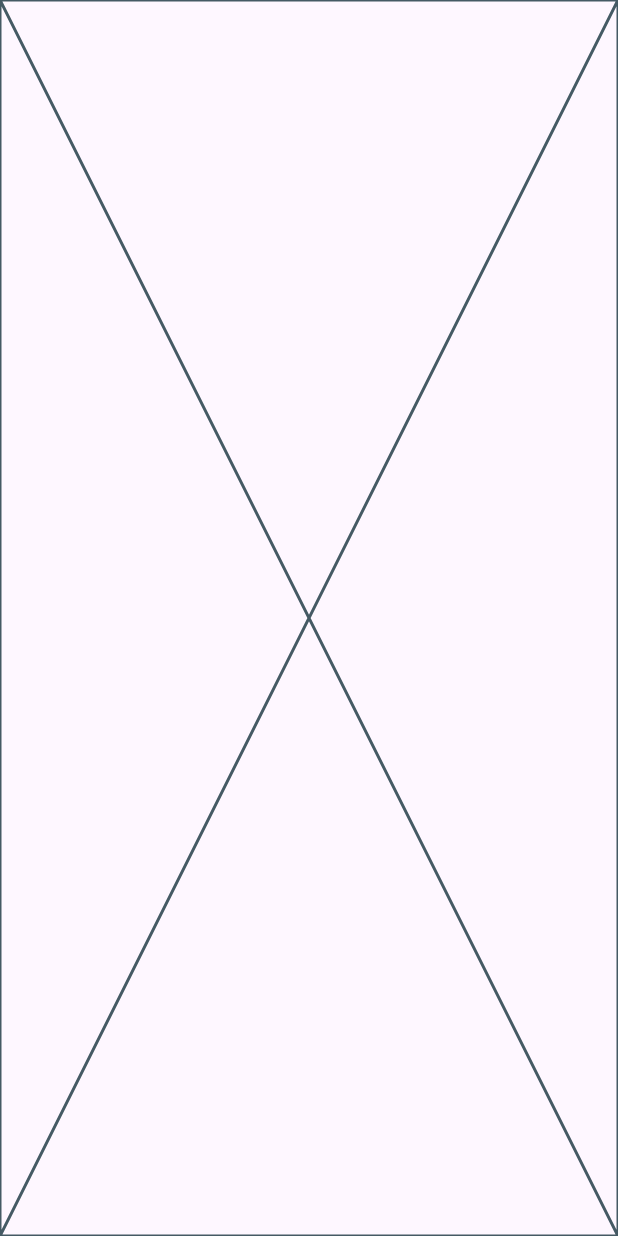
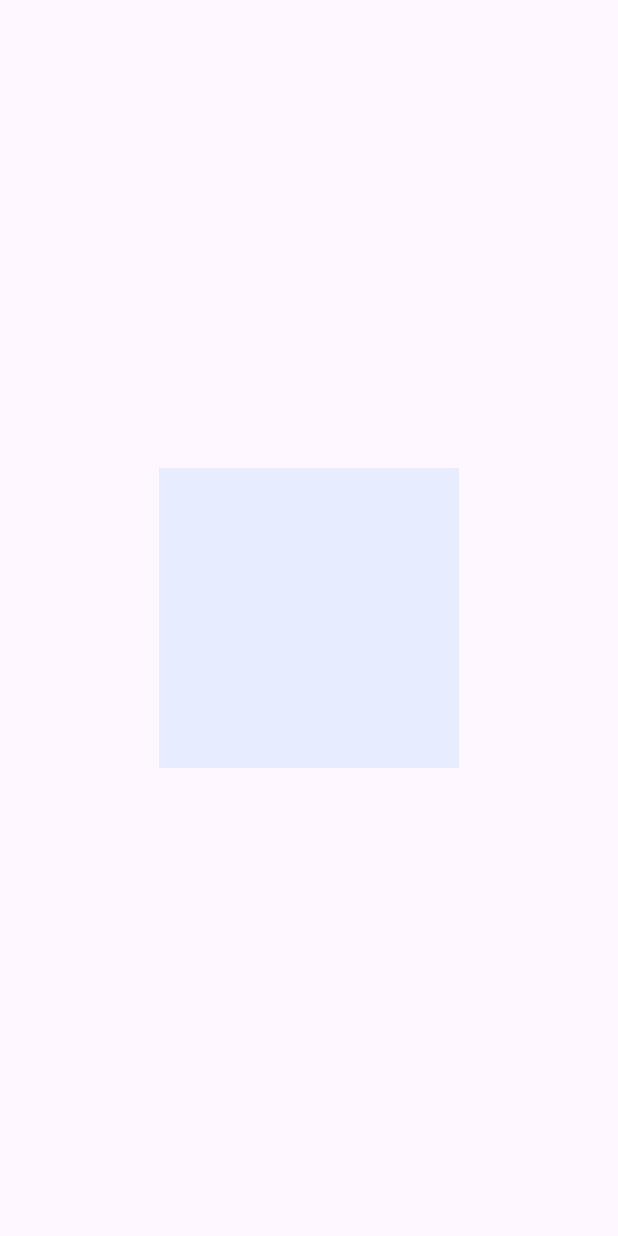
Before and after one commit to Roshan-Barkane/flutter_widgets_of_the_day, a Flutter app: the screen it shows after launch, on a phone screen of 412 x 824 dp. Run offline on Flutter 3.47's test engine with Material 3 defaults, Android fonts, the phone set to English and light mode, and no system bars.

Commit message:
used AnimationBuilder with tween class and chiled are opacity in container

```diff
--- a/lib/pages/animationedBuilder.dart
+++ b/lib/pages/animationedBuilder.dart
@@ -11,7 +11,9 @@ class _AnimatedBuilderWidgetState extends State<AnimatedBuilderWidget> {
   @override
   Widget build(BuildContext context) {
     return const Scaffold(
-      body: AnimatedBuilderFunction(),
+      body: Center(
+        child: AnimatedBuilderFunction(),
+      ),
     );
   }
 }
@@ -24,9 +26,42 @@ class AnimatedBuilderFunction extends StatefulWidget {
       _AnimatedBuilderFunctionState();
 }
 
-class _AnimatedBuilderFunctionState extends State<AnimatedBuilderFunction> {
+class _AnimatedBuilderFunctionState extends State<AnimatedBuilderFunction>
+    with SingleTickerProviderStateMixin {
+  late AnimationController _controller;
+  late Animation<double> _animation;
+  @override
+  void initState() {
+    // TODO: implement initState
+    super.initState();
+    _controller =
+        AnimationController(duration: const Duration(seconds: 2), vsync: this);
+
+    _animation = Tween<double>(begin: 0, end: 1).animate(_controller);
+    _controller.repeat(reverse: true);
+  }
+
+  @override
+  void dispose() {
+    // TODO: implement dispose
+    super.dispose();
+    _controller.dispose();
+  }
+
   @override
   Widget build(BuildContext context) {
-    return const Placeholder();
+    return AnimatedBuilder(
+      animation: _animation,
+      builder: (context, child) {
+        return Opacity(
+          opacity: _animation.value,
+          child: Container(
+            height: 200,
+            width: 200,
+            color: Colors.blue,
+          ),
+        );
+      },
+    );
   }
 }
```
